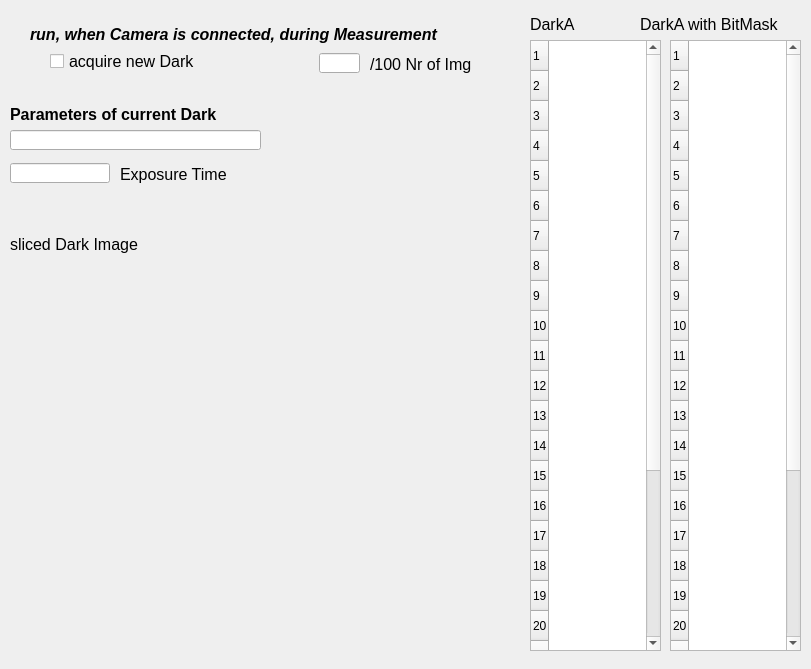
This is BLM_GUI/Dark_XX.ui in annastampfli/BLM_Project as Qt 5 draws it before an edit. The edited form follows.
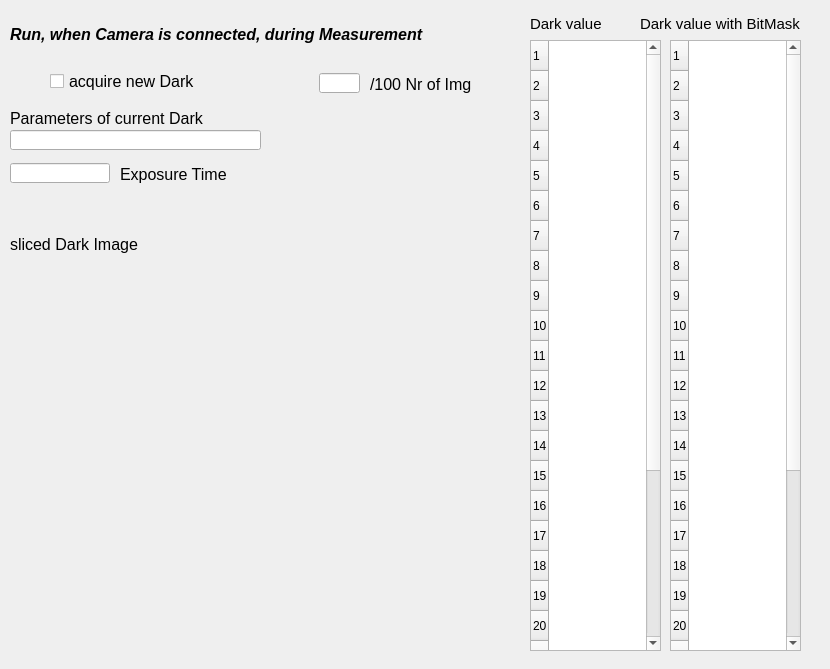
This is the edited form. Custom widgets are drawn as their Qt base class.

Commit message: GUIs ckecked with Cigdem 	modified:   BLM_GUI/BLM_GUI_XX.ui 	modified:   BLM_GUI/BitMask_Calibration_XX.ui 	modified:   BLM_GUI/Dark_XX.ui 	modified:   BLM_GUI/LED_Calibration_XX.ui 	new file:   BLM_GUI/Position_XX.ui 	new file:   BLM_GUI/old_BLM_GUI_XX.ui 	modified:   BLM_GUI/watchGraphes_XX.ui

The edit to the form file:
```diff
--- a/BLM_GUI/Dark_XX.ui
+++ b/BLM_GUI/Dark_XX.ui
@@ -6,7 +6,7 @@
    <rect>
     <x>0</x>
     <y>0</y>
-    <width>811</width>
+    <width>830</width>
     <height>669</height>
    </rect>
   </property>
@@ -17,7 +17,7 @@
    <property name="geometry">
     <rect>
      <x>50</x>
-     <y>50</y>
+     <y>70</y>
      <width>161</width>
      <height>22</height>
     </rect>
@@ -187,7 +187,7 @@
    <property name="geometry">
     <rect>
      <x>10</x>
-     <y>100</y>
+     <y>104</y>
      <width>251</width>
      <height>28</height>
     </rect>
@@ -195,8 +195,8 @@
    <property name="font">
     <font>
      <pointsize>12</pointsize>
-     <weight>75</weight>
-     <bold>true</bold>
+     <weight>50</weight>
+     <bold>false</bold>
     </font>
    </property>
    <property name="text">
@@ -238,7 +238,7 @@
   <widget class="caLabel" name="calabel_12">
    <property name="geometry">
     <rect>
-     <x>30</x>
+     <x>10</x>
      <y>20</y>
      <width>491</width>
      <height>28</height>
@@ -253,7 +253,7 @@
     </font>
    </property>
    <property name="text">
-    <string>run, when Camera is connected, during Measurement</string>
+    <string>Run, when Camera is connected, during Measurement</string>
    </property>
    <property name="alignment">
     <set>Qt::AlignLeading|Qt::AlignLeft|Qt::AlignVCenter</set>
@@ -338,11 +338,11 @@
    </property>
    <property name="font">
     <font>
-     <pointsize>12</pointsize>
+     <pointsize>11</pointsize>
     </font>
    </property>
    <property name="text">
-    <string>DarkA</string>
+    <string>Dark value</string>
    </property>
    <property name="alignment">
     <set>Qt::AlignLeading|Qt::AlignLeft|Qt::AlignVCenter</set>
@@ -356,17 +356,17 @@
     <rect>
      <x>640</x>
      <y>10</y>
-     <width>171</width>
+     <width>181</width>
      <height>28</height>
     </rect>
    </property>
    <property name="font">
     <font>
-     <pointsize>12</pointsize>
+     <pointsize>11</pointsize>
     </font>
    </property>
    <property name="text">
-    <string>DarkA with BitMask</string>
+    <string>Dark value with BitMask</string>
    </property>
    <property name="alignment">
     <set>Qt::AlignLeading|Qt::AlignLeft|Qt::AlignVCenter</set>
@@ -379,7 +379,7 @@
    <property name="geometry">
     <rect>
      <x>20</x>
-     <y>45</y>
+     <y>65</y>
      <width>30</width>
      <height>30</height>
     </rect>
@@ -392,7 +392,7 @@
    <property name="geometry">
     <rect>
      <x>319</x>
-     <y>53</y>
+     <y>73</y>
      <width>41</width>
      <height>20</height>
     </rect>
@@ -405,7 +405,7 @@
    <property name="geometry">
     <rect>
      <x>370</x>
-     <y>50</y>
+     <y>70</y>
      <width>151</width>
      <height>28</height>
     </rect>
```
The commit also changes 5 other files.
